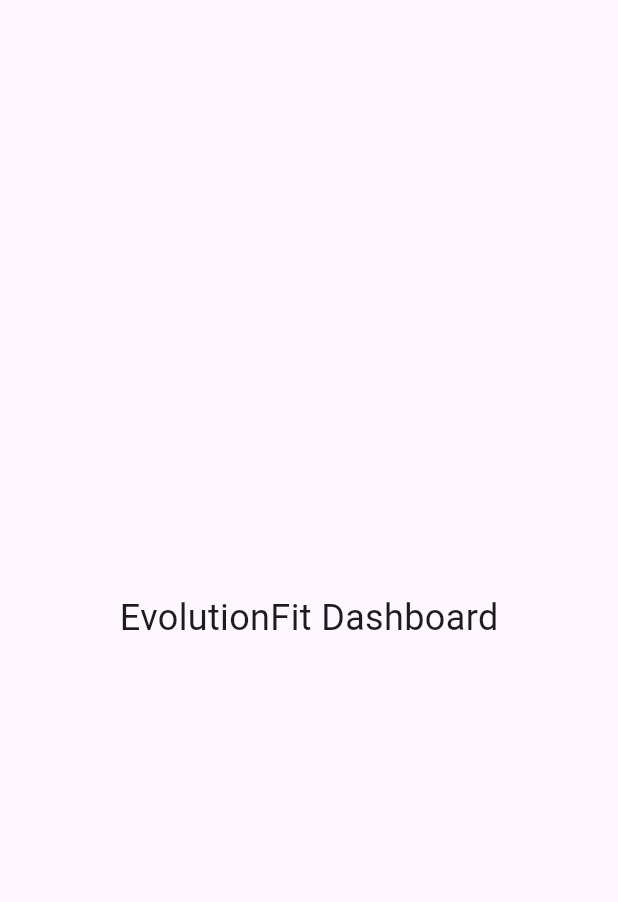
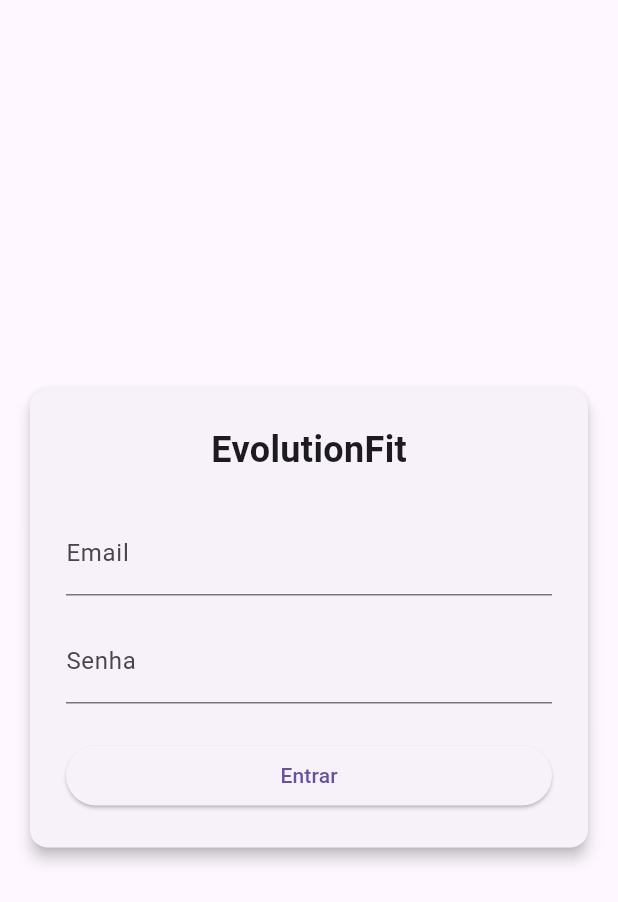
Before and after one commit to sygnata/evolutionFit-dashboard, a Flutter app: the screen it shows after launch, on a phone screen of 412 x 824 dp. Shown: the top 902 px of the screen. Run offline on Flutter 3.47's test engine with Material 3 defaults, Android fonts, the phone set to English and light mode, and no system bars; our stand-ins replace dio, flutter_secure_storage.

Commit message:
adicao tela de login

```diff
--- /dev/null
+++ b/lib/features/auth/login_controller.dart
@@ -0,0 +1,29 @@
+import 'package:flutter/material.dart';
+import '../../core/auth/auth_service.dart';
+import 'login_state.dart';
+
+class LoginController extends ChangeNotifier {
+  final AuthService _authService;
+
+  LoginState _state = const LoginState();
+  LoginState get state => _state;
+
+  LoginController(this._authService);
+
+  Future<void> login(String email, String senha) async {
+    _state = _state.copyWith(loading: true, error: null);
+    notifyListeners();
+
+    try {
+      await _authService.login(email, senha);
+      _state = _state.copyWith(loading: false);
+    } catch (e) {
+      _state = _state.copyWith(
+        loading: false,
+        error: 'Email ou senha inválidos',
+      );
+    }
+
+    notifyListeners();
+  }
+}
--- /dev/null
+++ b/lib/features/auth/login_page.dart
@@ -0,0 +1,121 @@
+import 'package:flutter/material.dart';
+import '../../core/auth/auth_service.dart';
+import 'login_controller.dart';
+
+class LoginPage extends StatefulWidget {
+  const LoginPage({super.key});
+
+  @override
+  State<LoginPage> createState() => _LoginPageState();
+}
+
+class _LoginPageState extends State<LoginPage> {
+  late final LoginController _controller;
+
+  final _emailController = TextEditingController();
+  final _senhaController = TextEditingController();
+
+  @override
+  void initState() {
+    super.initState();
+    _controller = LoginController(AuthService());
+    _controller.addListener(_onStateChanged);
+  }
+
+  void _onStateChanged() {
+    if (!_controller.state.loading && _controller.state.error == null) {
+      // TODO: redirecionar conforme role
+      Navigator.pushReplacement(
+        context,
+        MaterialPageRoute(
+          builder: (_) => const Scaffold(
+            body: Center(child: Text('Login realizado com sucesso')),
+          ),
+        ),
+      );
+    }
+  }
+
+  @override
+  void dispose() {
+    _controller.removeListener(_onStateChanged);
+    _emailController.dispose();
+    _senhaController.dispose();
+    super.dispose();
+  }
+
+  @override
+  Widget build(BuildContext context) {
+    final state = _controller.state;
+
+    return Scaffold(
+      body: Center(
+        child: SizedBox(
+          width: 380,
+          child: Card(
+            elevation: 4,
+            child: Padding(
+              padding: const EdgeInsets.all(24),
+              child: Column(
+                mainAxisSize: MainAxisSize.min,
+                children: [
+                  const Text(
+                    'EvolutionFit',
+                    style: TextStyle(
+                      fontSize: 24,
+                      fontWeight: FontWeight.bold,
+                    ),
+                  ),
+                  const SizedBox(height: 24),
+
+                  TextField(
+                    controller: _emailController,
+                    decoration: const InputDecoration(
+                      labelText: 'Email',
+                    ),
+                  ),
+                  const SizedBox(height: 16),
+
+                  TextField(
+                    controller: _senhaController,
+                    obscureText: true,
+                    decoration: const InputDecoration(
+                      labelText: 'Senha',
+                    ),
+                  ),
+                  const SizedBox(height: 24),
+
+                  if (state.error != null)
+                    Padding(
+                      padding: const EdgeInsets.only(bottom: 12),
+                      child: Text(
+                        state.error!,
+                        style: const TextStyle(color: Colors.red),
+                      ),
+                    ),
+
+                  SizedBox(
+                    width: double.infinity,
+                    child: ElevatedButton(
+                      onPressed: state.loading
+                          ? null
+                          : () {
+                              _controller.login(
+                                _emailController.text,
+                                _senhaController.text,
+                              );
+                            },
+                      child: state.loading
+                          ? const CircularProgressIndicator()
+                          : const Text('Entrar'),
+                    ),
+                  ),
+                ],
+              ),
+            ),
+          ),
+        ),
+      ),
+    );
+  }
+}
--- /dev/null
+++ b/lib/features/auth/login_state.dart
@@ -0,0 +1,19 @@
+class LoginState {
+  final bool loading;
+  final String? error;
+
+  const LoginState({
+    this.loading = false,
+    this.error,
+  });
+
+  LoginState copyWith({
+    bool? loading,
+    String? error,
+  }) {
+    return LoginState(
+      loading: loading ?? this.loading,
+      error: error,
+    );
+  }
+}
--- a/lib/main.dart
+++ b/lib/main.dart
@@ -1,4 +1,5 @@
 import 'package:flutter/material.dart';
+import 'features/auth/login_page.dart';
 
 void main() {
   runApp(const EvolutionFitDashboardApp());
@@ -9,17 +10,9 @@ class EvolutionFitDashboardApp extends StatelessWidget {
 
   @override
   Widget build(BuildContext context) {
-    return MaterialApp(
-      title: 'EvolutionFit Dashboard',
+    return const MaterialApp(
       debugShowCheckedModeBanner: false,
-      home: const Scaffold(
-        body: Center(
-          child: Text(
-            'EvolutionFit Dashboard',
-            style: TextStyle(fontSize: 24),
-          ),
-        ),
-      ),
+      home: LoginPage(),
     );
   }
 }
```
